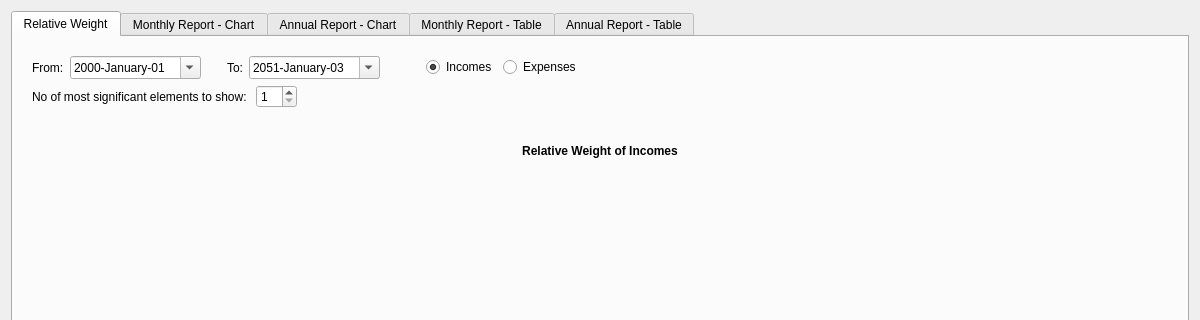
redmoon1945/gbp, file analysisdialog.ui: the form before one commit; both pictures show x 0 to 1200 and y 0 to 320 of the 1200 by 700 pixel window.
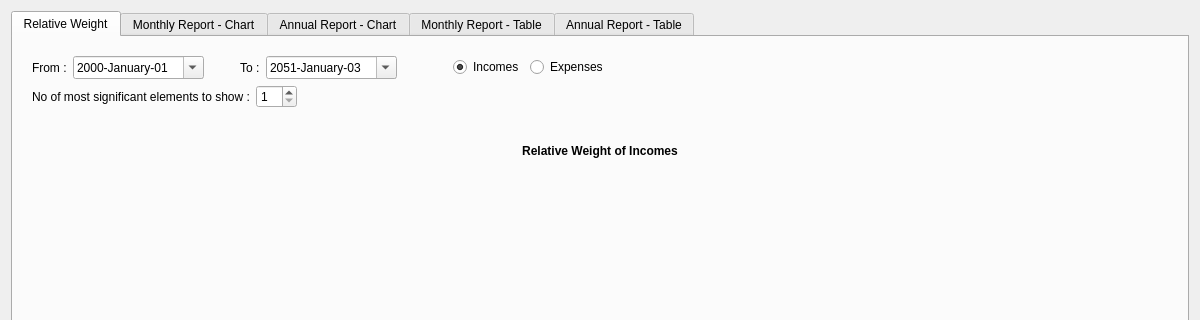
The form after the commit. The open tabs and pages were chosen to show the change.

Diff of the .ui file:
```diff
--- a/analysisdialog.ui
+++ b/analysisdialog.ui
@@ -43,7 +43,7 @@
            <item>
             <widget class="QLabel" name="label">
              <property name="text">
-              <string>From:</string>
+              <string>From :</string>
              </property>
             </widget>
            </item>
@@ -87,7 +87,7 @@
              </property>
              <property name="sizeHint" stdset="0">
               <size>
-               <width>20</width>
+               <width>30</width>
                <height>20</height>
               </size>
              </property>
@@ -96,7 +96,7 @@
            <item>
             <widget class="QLabel" name="label_2">
              <property name="text">
-              <string>To:</string>
+              <string>To :</string>
              </property>
             </widget>
            </item>
@@ -153,7 +153,7 @@
              </property>
              <property name="sizeHint" stdset="0">
               <size>
-               <width>40</width>
+               <width>50</width>
                <height>20</height>
               </size>
              </property>
@@ -205,7 +205,7 @@
               <string notr="true"/>
              </property>
              <property name="text">
-              <string>No of most significant elements to show: </string>
+              <string>No of most significant elements to show :</string>
              </property>
             </widget>
            </item>
```
Left out of the diff: 10 changed lines with no effect on the pictures.
